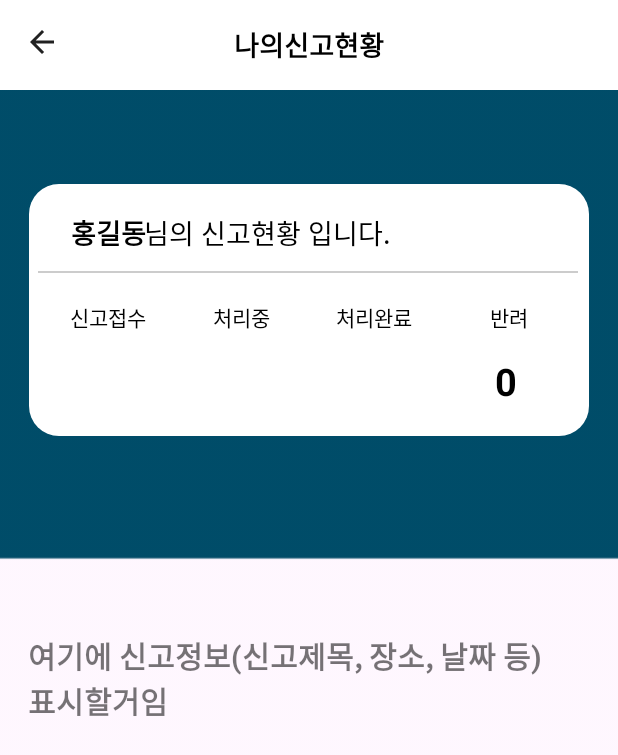
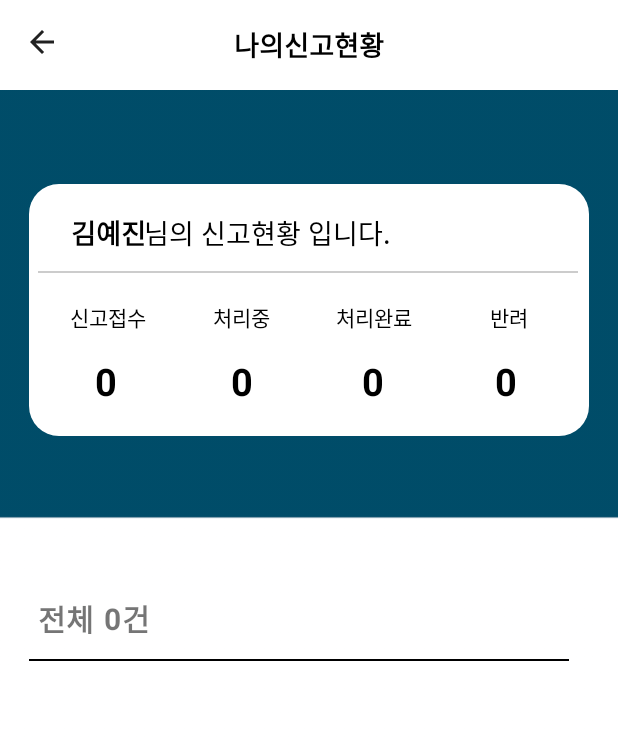
Before and after one commit to vaturn/proj, an Android app: the MyupdateActivity screen opened directly, with no data from a screen before it, on a phone screen of 412 x 824 dp. Shown: the top 755 px of the screen. Run offline under Robolectric (Android 15) with nearby library versions, the phone set to English and light mode, and no system bars; our stand-ins replace Firebase (no records; nobody signed in at launch, a user with empty details on screens opened directly); 5 statements that could not run were skipped.

Commit message:
2023-12-20 So Many Many Change

```diff
--- a/app/src/main/java/com/kms/smartsiren/MyupdateActivity.java
+++ b/app/src/main/java/com/kms/smartsiren/MyupdateActivity.java
@@ -17,32 +17,71 @@ import com.google.firebase.database.DatabaseReference;
 import com.google.firebase.database.FirebaseDatabase;
 import com.google.firebase.database.ValueEventListener;
 
+import java.util.ArrayList;
+import java.util.HashMap;
+import java.util.Map;
+
 public class MyupdateActivity extends AppCompatActivity {
-    TextView tv_name, tv_db1, tv_db2, tv_db3, tv_db4;
+
+    private Map<String, String> wordMap = new HashMap<>();
+    public interface MyCallback {
+        void onCallback(String value, String value2);
+    }
+    TextView tv_name, tv_db1, tv_db2, tv_db3, tv_db4, text_DBnumber, tv_table;
+    private DatabaseReference mDatabaseRef;
     @Override
     protected void onCreate(Bundle savedInstanceState) {
         super.onCreate(savedInstanceState);
         setContentView(R.layout.activity_myupdate);
 
-        tv_name = findViewById(R.id.text_DBname);
-        tv_db1 = findViewById(R.id.tv_db1);
-        tv_db2 = findViewById(R.id.tv_db2);
-        tv_db3 = findViewById(R.id.tv_db3);
-        tv_db4 = findViewById(R.id.tv_db4);
+        wordMap.put("Fire", "화재");
+        wordMap.put("Crush", "압사");
+        wordMap.put("Terror", "테러");
+        wordMap.put("Collapse", "붕괴");
+        wordMap.put("Flooding", "침수");
+        wordMap.put("Other", "기타");
+
+        text_DBnumber = findViewById(R.id.text_DBnumber);
+        tv_table = findViewById(R.id.tv_table);
+
+        tv_name = findViewById(R.id.text_DBname2);
+        tv_db1 = findViewById(R.id.text_DB1); //신고접수
+        tv_db2 = findViewById(R.id.text_DB2); //반려
+        tv_db3 = findViewById(R.id.text_DB3); //처리중
+        tv_db4 = findViewById(R.id.text_DB4); //처리완료
 
         FirebaseUser user = FirebaseAuth.getInstance().getCurrentUser();
-        DatabaseReference mDatabaseRef = FirebaseDatabase.getInstance().getReference("SmartSiren");
+        mDatabaseRef = FirebaseDatabase.getInstance().getReference("SmartSiren");
         mDatabaseRef.child("UserInfo").child(user.getUid()).addListenerForSingleValueEvent(new ValueEventListener() {
             @Override
             public void onDataChange(@NonNull DataSnapshot dataSnapshot) {
                 UserAccount userAccount = dataSnapshot.getValue(UserAccount.class);
                 tv_name.setText(userAccount.getName());
-                String n = Integer.toString(userAccount.getReportN());
-                String g = Integer.toString(userAccount.getReportG());
-                tv_db1.setText(n);
-                tv_db2.setText(n);
-                tv_db3.setText(g);
-                tv_db4.setText("0");
+                int n = userAccount.getReportN();
+                int g = userAccount.getReportG();
+                tv_db1.setText(Integer.toString(n));
+                tv_db2.setText("0");
+                tv_db3.setText(Integer.toString(n - g));
+                tv_db4.setText(Integer.toString(g));
+                ArrayList<String> list = userAccount.getReportCase();
+                if(list == null){
+                    text_DBnumber.setText(0);
+                    return;
+                }
+                text_DBnumber.setText(Integer.toString(list.size()));
+                for (String element:list) {
+                    getCaseName(element, new MyCallback() {
+
+                        @Override
+                        public void onCallback(String value, String value2) {
+                            tv_table.setText(tv_table.getText().toString().trim() + "\n[" + wordMap.get(value) + "] " + value2);
+                        }
+                    });
+
+                }
+
+
+
             }
 
             @Override
@@ -62,6 +101,41 @@ public class MyupdateActivity extends AppCompatActivity {
         getSupportActionBar().setDisplayShowHomeEnabled(true);
     }
 
+    public void getCaseName(String id, MyCallback myCallback){
+        mDatabaseRef.child("CaseInfo").child(id).addListenerForSingleValueEvent(new ValueEventListener() {
+            @Override
+            public void onDataChange(@NonNull DataSnapshot snapshot) {
+                if(snapshot == null){
+                    mDatabaseRef.child("CaseInfo").child(id).addListenerForSingleValueEvent(new ValueEventListener() {
+                        @Override
+                        public void onDataChange(@NonNull DataSnapshot snapshot) {
+                            if(snapshot == null){
+                                return;
+                            }
+                            UnconfirmedCase unconfirmedCase = snapshot.getValue(UnconfirmedCase.class);
+                            myCallback.onCallback(unconfirmedCase.getCategory(),unconfirmedCase.getDetail());
+                        }
+
+                        @Override
+                        public void onCancelled(@NonNull DatabaseError error) {
+
+                        }
+                    });
+                }
+                else{
+                    CaseInfo caseInfo = snapshot.getValue(CaseInfo.class);
+                    myCallback.onCallback(caseInfo.getCategory(),caseInfo.getDetail());
+                }
+            }
+
+            @Override
+            public void onCancelled(@NonNull DatabaseError error) {
+
+            }
+        });
+
+    }
+
     @Override
     public boolean onOptionsItemSelected(MenuItem item) {
         int id = item.getItemId();
--- a/app/src/main/res/layout/activity_myupdate.xml
+++ b/app/src/main/res/layout/activity_myupdate.xml
@@ -9,17 +9,30 @@
 
     <TextView
         android:id="@+id/textView30"
-        android:layout_width="345dp"
-        android:layout_height="69dp"
-        android:text="여기에 신고정보(신고제목, 장소, 날짜 등) 표시할거임"
+        android:layout_width="156dp"
+        android:layout_height="29dp"
+        android:text="전체    건"
         android:textSize="20sp"
         android:textStyle="bold"
         app:layout_constraintBottom_toBottomOf="parent"
         app:layout_constraintEnd_toEndOf="parent"
-        app:layout_constraintHorizontal_bias="0.283"
+        app:layout_constraintHorizontal_bias="0.098"
+        app:layout_constraintStart_toStartOf="parent"
+        app:layout_constraintTop_toTopOf="parent" />
+
+    <TextView
+        android:id="@+id/text_DBnumber"
+        android:layout_width="25dp"
+        android:layout_height="31dp"
+        android:text="0"
+        android:textSize="20sp"
+        android:textStyle="bold"
+        app:layout_constraintBottom_toBottomOf="parent"
+        app:layout_constraintEnd_toEndOf="parent"
+        app:layout_constraintHorizontal_bias="0.18"
         app:layout_constraintStart_toStartOf="parent"
         app:layout_constraintTop_toTopOf="parent"
-        app:layout_constraintVertical_bias="0.559" />
+        app:layout_constraintVertical_bias="0.503" />
 
     <androidx.appcompat.widget.Toolbar
         android:id="@+id/toolbar"
@@ -56,10 +69,10 @@
         app:srcCompat="@drawable/mat" />
 
     <TextView
-        android:id="@+id/text_DBname"
+        android:id="@+id/text_DBname2"
         android:layout_width="wrap_content"
         android:layout_height="wrap_content"
-        android:text="홍길동"
+        android:text="김예진"
         android:textColor="@color/black"
         android:textSize="18dp"
         android:textStyle="bold"
@@ -85,7 +98,7 @@
         app:layout_constraintVertical_bias="0.177" />
 
     <TextView
-        android:id="@+id/tv_db1"
+        android:id="@+id/text_DB1"
         android:layout_width="wrap_content"
         android:layout_height="wrap_content"
         android:text="0"
@@ -100,7 +113,7 @@
         app:layout_constraintVertical_bias="0.300" />
 
     <TextView
-        android:id="@+id/tv_db4"
+        android:id="@+id/text_DB2"
         android:layout_width="wrap_content"
         android:layout_height="wrap_content"
         android:text="0"
@@ -115,7 +128,7 @@
         app:layout_constraintVertical_bias="0.30" />
 
     <TextView
-        android:id="@+id/tv_db2"
+        android:id="@+id/text_DB3"
         android:layout_width="wrap_content"
         android:layout_height="wrap_content"
         android:text="0"
@@ -130,7 +143,7 @@
         app:layout_constraintVertical_bias="0.300" />
 
     <TextView
-        android:id="@+id/tv_db3"
+        android:id="@+id/text_DB4"
         android:layout_width="wrap_content"
         android:layout_height="wrap_content"
         android:text="0"
@@ -181,6 +194,18 @@
         app:layout_constraintTop_toTopOf="@+id/toolbar"
         app:layout_constraintVertical_bias="0.22" />
 
+    <View
+        android:id="@+id/view4"
+        android:layout_width="360dp"
+        android:layout_height="1dp"
+        android:background="@color/black"
+        app:layout_constraintBottom_toBottomOf="parent"
+        app:layout_constraintEnd_toEndOf="parent"
+        app:layout_constraintHorizontal_bias="0.372"
+        app:layout_constraintStart_toStartOf="parent"
+        app:layout_constraintTop_toTopOf="@+id/toolbar"
+        app:layout_constraintVertical_bias="0.534" />
+
     <TextView
         android:id="@+id/textView13"
         android:layout_width="wrap_content"
@@ -207,5 +232,18 @@
         app:layout_constraintTop_toTopOf="@+id/toolbar"
         app:layout_constraintVertical_bias="0.25" />
 
+    <TextView
+        android:id="@+id/tv_table"
+        android:layout_width="292dp"
+        android:layout_height="wrap_content"
+        android:text=""
+        android:textColor="@color/black"
+        app:layout_constraintBottom_toBottomOf="parent"
+        app:layout_constraintEnd_toEndOf="parent"
+        app:layout_constraintHorizontal_bias="0.21"
+        app:layout_constraintStart_toStartOf="parent"
+        app:layout_constraintTop_toTopOf="@+id/toolbar"
+        app:layout_constraintVertical_bias="0.57" />
+
 
 </androidx.constraintlayout.widget.ConstraintLayout>
```
Also changed, not shown: app/src/main/java/com/kms/smartsiren/ReportActivity.java (+8 -4 lines), app/src/main/java/com/kms/smartsiren/UserAccount.java (+20 -0 lines), app/src/main/res/drawable/nav_back.jpg (deleted), app/src/main/res/drawable/nav_back.png (added).
